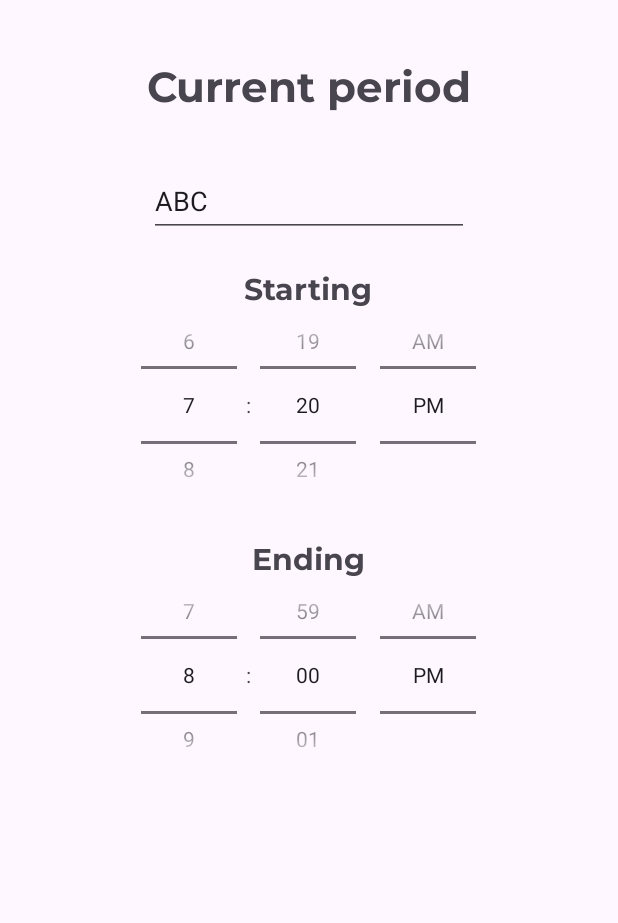
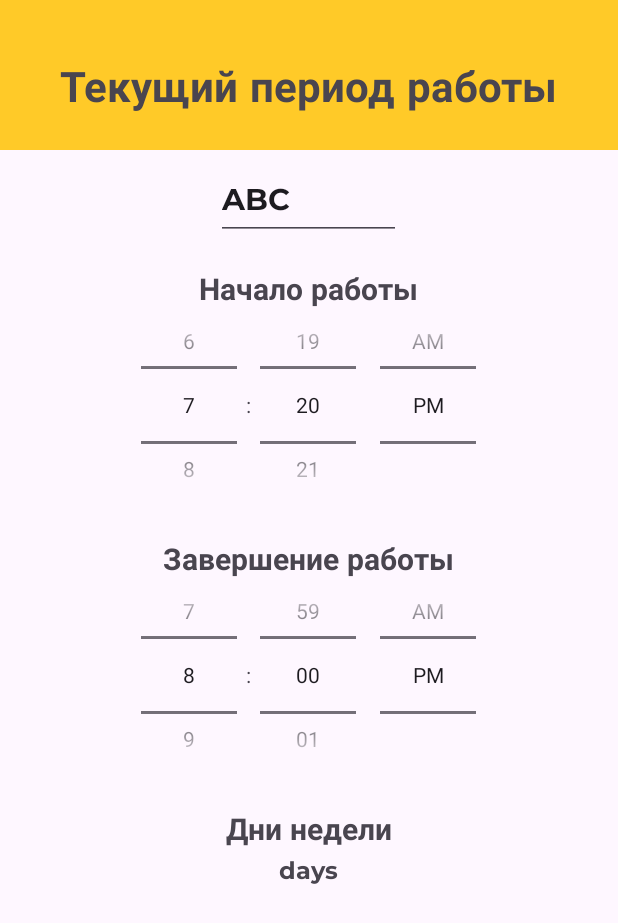
Before and after one commit to YuraLapin/Mobile, an Android app: the AlarmActivity screen opened directly, with no data from a screen before it, after a tap on "ABC", on a phone screen of 412 x 824 dp. Shown: the top 923 px of the screen. Run offline under Robolectric (Android 15) with nearby library versions, the phone set to English and light mode, and no system bars.

Commit message:
Переделал страницы добавления периода, выбранного периода, работа над выбором дней для работы периода

```diff
--- a/MobileApp/app/build.gradle.kts
+++ b/MobileApp/app/build.gradle.kts
@@ -29,6 +29,9 @@ android {
         sourceCompatibility = JavaVersion.VERSION_1_8
         targetCompatibility = JavaVersion.VERSION_1_8
     }
+    buildFeatures {
+        viewBinding = true
+    }
 }
 
 dependencies {
@@ -37,6 +40,8 @@ dependencies {
     implementation(libs.material)
     implementation(libs.activity)
     implementation(libs.constraintlayout)
+    implementation(libs.legacy.support.v4)
+    implementation(libs.recyclerview)
     testImplementation(libs.junit)
     androidTestImplementation(libs.ext.junit)
     androidTestImplementation(libs.espresso.core)
--- a/MobileApp/app/src/main/java/com/example/alarmmobileapp/AlarmActivity.java
+++ b/MobileApp/app/src/main/java/com/example/alarmmobileapp/AlarmActivity.java
@@ -16,6 +16,7 @@ import com.example.alarmmobileapp.classes.DayOfWeek;
 import com.example.alarmmobileapp.classes.Period;
 import com.example.alarmmobileapp.classes.PeriodAdapter;
 import com.example.alarmmobileapp.interfaces.RecyclerViewInterface;
+import com.google.android.material.floatingactionbutton.FloatingActionButton;
 
 import java.util.ArrayList;
 import java.util.List;
@@ -25,6 +26,7 @@ public class AlarmActivity extends AppCompatActivity implements RecyclerViewInte
 
     ArrayList<Period> periods = new ArrayList<>();
     private RecyclerView recyclerView;
+    private FloatingActionButton addPeriodButton;
 
     @Override
     protected void onCreate(Bundle savedInstanceState) {
@@ -41,10 +43,17 @@ public class AlarmActivity extends AppCompatActivity implements RecyclerViewInte
         PeriodAdapter adapter = new PeriodAdapter(this,periods,this);
         recyclerView.setAdapter(adapter);
         recyclerView.setLayoutManager(new LinearLayoutManager(this));
+        addPeriodButton = findViewById(R.id.addButton);
+
     }
 
     public void ReturnToMainActivity(View v){
         Intent intent = new Intent(this, MainActivity.class);
+        startActivity(intent);
+    }
+
+    public void CreateNewPeriod(View v){
+        Intent intent = new Intent(AlarmActivity.this, CreatePeriodItemActivity.class);
         startActivity(intent);
     }
 
@@ -56,15 +65,13 @@ public class AlarmActivity extends AppCompatActivity implements RecyclerViewInte
         periods.add(new Period("ABasdC","1:20","3:00", days, true));
         periods.add(new Period("sda","19:20","20:00", days, false));
         periods.add(new Period("qwea","1:20","10:00", days, true));
-        periods.add(new Period("gaq","9:20","20:00", days, false));
+        periods.add(new Period("gaq","19:20","20:00", days, false));
     }
 
     @Override
     public void onItemClick(int position) {
         Intent intent = new Intent(AlarmActivity.this, PeriodItemActivity.class);
-
         intent.putExtra("PERIOD",periods.get(position));
-
         startActivity(intent);
     }
 }
--- a/MobileApp/app/src/main/java/com/example/alarmmobileapp/PeriodItemActivity.java
+++ b/MobileApp/app/src/main/java/com/example/alarmmobileapp/PeriodItemActivity.java
@@ -3,6 +3,7 @@ package com.example.alarmmobileapp;
 import android.os.Bundle;
 import android.text.Editable;
 import android.text.TextWatcher;
+import android.text.format.DateFormat;
 import android.widget.EditText;
 import android.widget.Switch;
 import android.widget.TextView;
@@ -35,29 +36,17 @@ public class PeriodItemActivity extends AppCompatActivity {
         });
 
             editName = findViewById(R.id.editTextName);
+            timePickerStart = findViewById(R.id.timePickerStart);
 
-//            editName.addTextChangedListener(new TextWatcher() {
-//
-//
-//
-//                public void beforeTextChanged(CharSequence s, int start,
-//                                              int count, int after) {
-//                }
-//
-//                public void onTextChanged(CharSequence s, int start, int before, int count) {
-//                    TextView textView = findViewById(R.id.editTextName);
-//                    textView.setText(s);
-//                }
-//
-//                @Override
-//                public void afterTextChanged(Editable editable) {
-//
-//                }
-//            });
-            timePickerStart = findViewById(R.id.timePickerStart);
             timePickerEnd = findViewById(R.id.timePickerEnd);
+            timePickerStart.setIs24HourView(DateFormat.is24HourFormat(this));
+            timePickerEnd.setIs24HourView(DateFormat.is24HourFormat(this));
 
+            timePickerStart.setOnTimeChangedListener((view, hourOfDay, minute) -> {
+            timePickerEnd.setHour(hourOfDay);
+            timePickerEnd.setMinute(minute);
 
+        });
 
 
 
@@ -73,4 +62,6 @@ public class PeriodItemActivity extends AppCompatActivity {
 
 
     }
+
+
 }
--- a/MobileApp/app/src/main/java/com/example/alarmmobileapp/classes/Period.java
+++ b/MobileApp/app/src/main/java/com/example/alarmmobileapp/classes/Period.java
@@ -73,14 +73,14 @@ public class Period implements Serializable {
     }
 
     public int parseHour(String time) {
-        if (time != null && time.matches("\\d{2}:\\d{2}")) {
+        if (time != null && time.matches("\\d{1,2}:\\d{1,2}")) {
             return Integer.parseInt(time.split(":")[0]);
         }
         throw new IllegalArgumentException("Invalid time format: " + time);
     }
 
     public int parseMinute(String time) {
-        if (time != null && time.matches("\\d{2}:\\d{2}")) {
+        if (time != null && time.matches("\\d{1,2}:\\d{1,2}")) {
             return Integer.parseInt(time.split(":")[1]);
         }
         throw new IllegalArgumentException("Invalid time format: " + time);
--- a/MobileApp/app/src/main/res/layout/activity_alarm.xml
+++ b/MobileApp/app/src/main/res/layout/activity_alarm.xml
@@ -39,17 +39,16 @@
     </RelativeLayout>
 
 
-
-
     <com.google.android.material.floatingactionbutton.FloatingActionButton
         android:id="@+id/addButton"
-        android:backgroundTint="@color/yellow"
         android:layout_width="wrap_content"
         android:layout_height="wrap_content"
         android:layout_alignParentBottom="true"
         android:layout_centerHorizontal="true"
         android:layout_marginBottom="15dp"
+        android:backgroundTint="@color/yellow"
         android:contentDescription="@string/app_name"
+        android:onClick="CreateNewPeriod"
         android:src="@android:drawable/ic_input_add" />
 
     <androidx.recyclerview.widget.RecyclerView
--- a/MobileApp/app/src/main/res/layout/activity_period_item.xml
+++ b/MobileApp/app/src/main/res/layout/activity_period_item.xml
@@ -7,6 +7,15 @@
     android:layout_height="match_parent"
     tools:context=".PeriodItemActivity">
 
+
+    <RelativeLayout
+        android:id="@+id/upper_bg"
+        android:layout_width="match_parent"
+        android:layout_height="100dp"
+        android:background="@color/yellow"
+        >
+    </RelativeLayout>
+
     <TextView
         android:id="@+id/periodsLabel"
         android:layout_width="wrap_content"
@@ -14,7 +23,7 @@
         android:layout_centerHorizontal="true"
         android:layout_marginTop="40dp"
         android:fontFamily="@font/montserrat_bold"
-        android:text="Current period"
+        android:text="Текущий период работы"
         android:textSize="28sp" />
 
     <TextView
@@ -36,6 +45,30 @@
         android:textSize="20sp"
         />
 
+    <TextView
+
+        android:layout_width="wrap_content"
+        android:layout_height="wrap_content"
+        android:text="Дни недели"
+        android:layout_centerHorizontal="true"
+        android:layout_marginTop="540dp"
+        android:fontFamily="@font/montserrat_bold"
+        android:textSize="20sp"
+        />
+    <TextView
+        android:id="@+id/daysOfWorklist"
+        android:layout_width="wrap_content"
+        android:layout_height="wrap_content"
+        android:text="days"
+        android:layout_centerHorizontal="true"
+        android:layout_marginTop="570dp"
+        android:fontFamily="@font/montserrat_bold"
+        android:textSize="16sp"
+
+        />
+
+
+
 
     <RelativeLayout
         android:id="@+id/startPeriodTime"
@@ -46,6 +79,7 @@
             android:id="@+id/timePickerStart"
             android:layout_width="match_parent"
             android:layout_height="match_parent"
+
             android:timePickerMode="spinner"/>
 
 
@@ -71,8 +105,10 @@
         android:layout_height="wrap_content"
         android:layout_centerHorizontal="true"
         android:layout_marginTop="110dp"
-        android:ems="10"
+        android:ems="5"
+        android:fontFamily="@font/montserrat_bold"
         android:inputType="text"
+        android:textSize="20sp"
         android:minHeight="48dp"
         android:text="Name" />
 </RelativeLayout>
--- a/MobileApp/app/src/main/res/values/strings.xml
+++ b/MobileApp/app/src/main/res/values/strings.xml
@@ -1,7 +1,9 @@
 <resources>
     <string name="app_name">AlarmMobileApp</string>
     <string name="Greeting">Начать</string>
-    <string name="starting">Starting</string>
-    <string name="ending">Ending</string>
-    <string name="setPeriods">Set parameters</string>
+    <string name="starting">Начало работы</string>
+    <string name="ending">Завершение работы</string>
+    <string name="setPeriods">Установите данные</string>
+    <!-- TODO: Remove or change this placeholder text -->
+    <string name="hello_blank_fragment">Hello blank fragment</string>
 </resources>
--- a/MobileApp/gradle/libs.versions.toml
+++ b/MobileApp/gradle/libs.versions.toml
@@ -7,6 +7,8 @@ appcompat = "1.7.0"
 material = "1.12.0"
 activity = "1.9.2"
 constraintlayout = "2.1.4"
+legacySupportV4 = "1.0.0"
+recyclerview = "1.3.0"
 
 [libraries]
 junit = { group = "junit", name = "junit", version.ref = "junit" }
@@ -16,6 +18,8 @@ appcompat = { group = "androidx.appcompat", name = "appcompat", version.ref = "a
 material = { group = "com.google.android.material", name = "material", version.ref = "material" }
 activity = { group = "androidx.activity", name = "activity", version.ref = "activity" }
 constraintlayout = { group = "androidx.constraintlayout", name = "constraintlayout", version.ref = "constraintlayout" }
+legacy-support-v4 = { group = "androidx.legacy", name = "legacy-support-v4", version.ref = "legacySupportV4" }
+recyclerview = { group = "androidx.recyclerview", name = "recyclerview", version.ref = "recyclerview" }
 
 [plugins]
 android-application = { id = "com.android.application", version.ref = "agp" }
```
